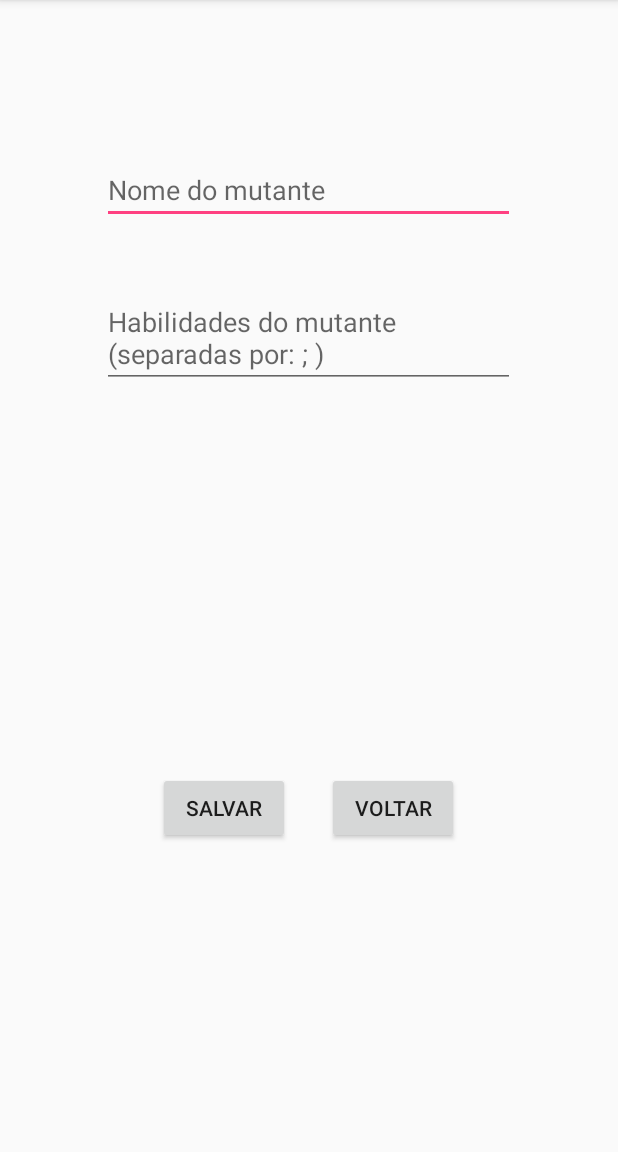
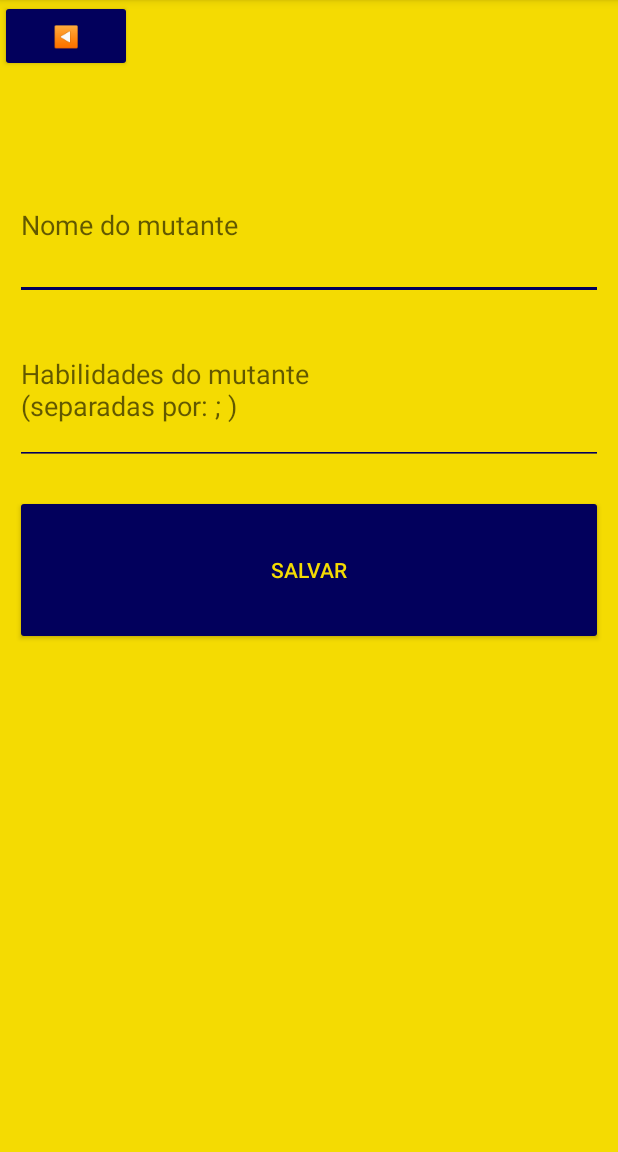
Before and after one commit to itaayp/BD-Mutantes, an Android app: the CadastrarActivity screen opened directly, with no data from a screen before it, on a phone screen of 412 x 824 dp, the part 84-1236 px from its top. Run offline under Robolectric (Android 15) with nearby library versions, the phone set to English and light mode, and no system bars.

Commit message:
cadastrar

```diff
--- a/app/src/main/res/layout/activity_cadastrar.xml
+++ b/app/src/main/res/layout/activity_cadastrar.xml
@@ -4,57 +4,54 @@
     xmlns:tools="http://schemas.android.com/tools"
     android:layout_width="match_parent"
     android:layout_height="match_parent"
-    tools:context=".CadastrarActivity">
+    tools:context=".CadastrarActivity"
+    android:background="@color/colorYellow">
 
     <EditText
         android:id="@+id/mutanteName"
-        android:layout_width="275dp"
-        android:layout_height="wrap_content"
+        android:layout_width="match_parent"
+        android:layout_height="100dp"
         android:layout_alignParentTop="true"
-        android:layout_centerHorizontal="true"
-        android:layout_marginTop="104dp"
-        android:ems="10"
+        android:layout_marginTop="100dp"
+        android:layout_marginLeft="10dp"
+        android:layout_marginRight="10dp"
         android:hint="Nome do mutante"
         android:inputType="textPersonName"
-        tools:layout_editor_absoluteX="85dp"
-        tools:layout_editor_absoluteY="63dp" />
+        android:backgroundTint="@color/colorBlue"
+        android:textColor="@color/colorYellow"/>
 
     <EditText
         android:id="@+id/mutanteSkills"
-        android:layout_width="275dp"
-        android:layout_height="wrap_content"
-        android:layout_alignParentTop="true"
-        android:layout_centerHorizontal="true"
-        android:layout_marginTop="192dp"
-        android:ems="10"
+        android:layout_width="match_parent"
+        android:layout_height="100dp"
+        android:layout_margin="10dp"
+        android:layout_centerVertical="true"
+        android:layout_below="@id/mutanteName"
         android:hint="Habilidades do mutante \n(separadas por: ; )"
         android:inputType="textPersonName"
-        tools:layout_editor_absoluteX="85dp"
-        tools:layout_editor_absoluteY="133dp" />
+        android:backgroundTint="@color/colorBlue"
+        android:textColor="@color/colorYellow"/>
 
     <Button
         android:id="@+id/btnEditar"
-        android:layout_width="wrap_content"
-        android:layout_height="wrap_content"
-        android:layout_alignStart="@+id/mutanteName"
-        android:layout_alignParentBottom="true"
-        android:layout_marginStart="37dp"
-        android:layout_marginBottom="205dp"
+        android:layout_width="match_parent"
+        android:layout_height="100dp"
+        android:layout_margin="10dp"
+        android:layout_centerVertical="true"
+        android:layout_below="@id/mutanteSkills"
         android:onClick="cadastrar"
         android:text="Salvar"
-        tools:layout_editor_absoluteX="85dp"
-        tools:layout_editor_absoluteY="259dp" />
+        android:backgroundTint="@color/colorBlue"
+        android:textColor="@color/colorYellow"/>
 
     <Button
         android:id="@+id/btnVoltar"
         android:layout_width="wrap_content"
         android:layout_height="wrap_content"
-        android:layout_alignTop="@+id/btnEditar"
-        android:layout_alignEnd="@+id/mutanteName"
-        android:layout_marginTop="0dp"
-        android:layout_marginEnd="37dp"
+        android:layout_alignParentTop="true"
+        android:layout_alignParentLeft="true"
         android:onClick="voltarDashboard"
-        android:text="Voltar"
-        tools:layout_editor_absoluteX="223dp"
-        tools:layout_editor_absoluteY="259dp" />
+        android:text="@string/voltar"
+        android:backgroundTint="@color/colorBlue"
+        android:textColor="@color/colorYellow"/>
 </RelativeLayout>
--- a/app/src/main/res/values/strings.xml
+++ b/app/src/main/res/values/strings.xml
@@ -4,4 +4,5 @@
     <string name="listar">📇    Listar XMEN</string>
     <string name="pesquisar">🔎    Pesquisar XMEN</string>
     <string name="fechar">❌</string>
+    <string name="voltar">◀️</string>
 </resources>
```
